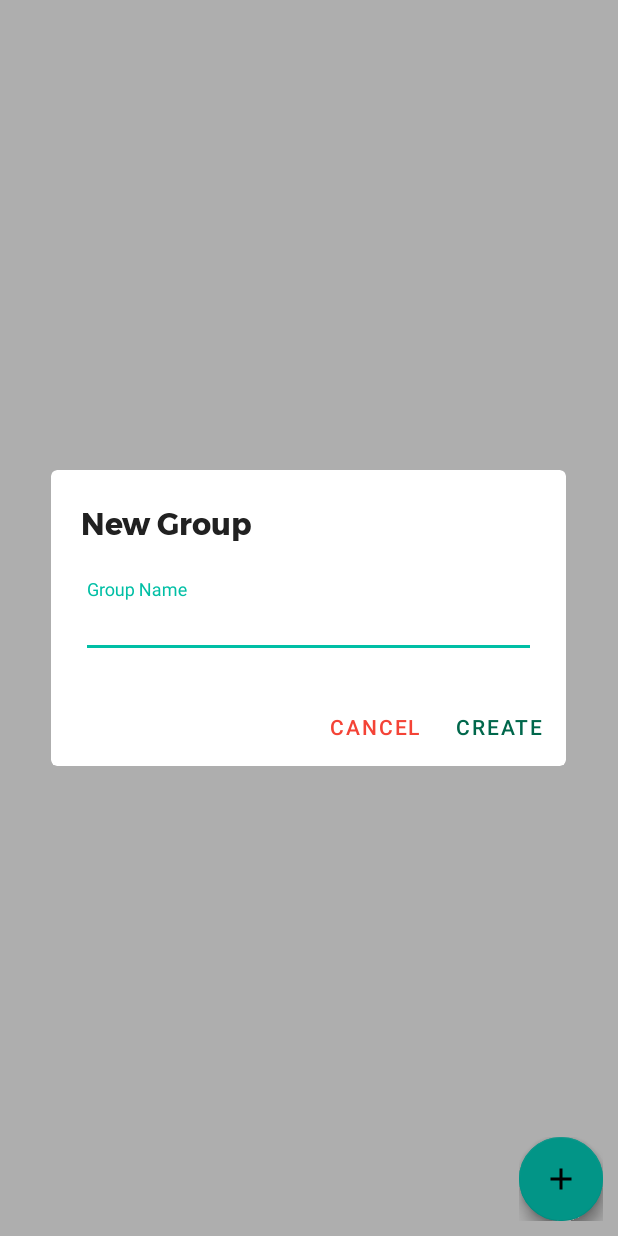
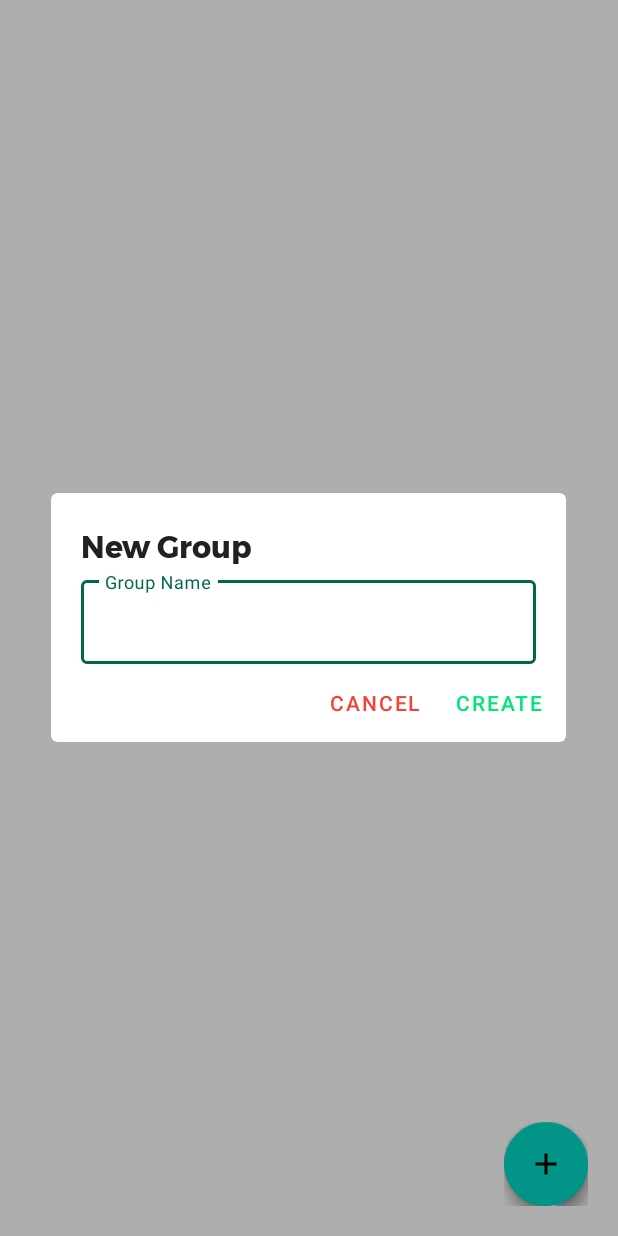
Before and after one commit to Ninkuk/Grocery-Radar, an Android app: the screen it shows after launch (MainActivity), after a tap on an icon or button, on a phone screen of 412 x 824 dp. Run offline under Robolectric (Android 15) with nearby library versions, the phone set to English and light mode, and no system bars; our stand-ins replace Firebase (no records; nobody signed in at launch, a user with empty details on screens opened directly); plain views replace FloatingActionButton, FloatingActionMenu.

Commit message:
Refactored and perfected the Grid layout of home page

```diff
--- a/app/src/main/java/tech/groceryradar/groceryradar/MainActivity.kt
+++ b/app/src/main/java/tech/groceryradar/groceryradar/MainActivity.kt
@@ -129,7 +129,7 @@ class MainActivity : AppCompatActivity() {
             negativeButton.setTextColor(Color.parseColor("#F44336"))
             val positiveButton = alert.getButton(DialogInterface.BUTTON_POSITIVE)
             positiveButton.setBackgroundResource(0)
-            positiveButton.setTextColor(Color.parseColor("#00674b"))
+            positiveButton.setTextColor(Color.parseColor("#00e676"))
         }
 
     }
--- a/app/src/main/res/layout/activity_main.xml
+++ b/app/src/main/res/layout/activity_main.xml
@@ -1,25 +1,19 @@
 <?xml version="1.0" encoding="utf-8"?>
-<androidx.constraintlayout.widget.ConstraintLayout xmlns:android="http://schemas.android.com/apk/res/android"
+<FrameLayout xmlns:android="http://schemas.android.com/apk/res/android"
     xmlns:app="http://schemas.android.com/apk/res-auto"
     xmlns:tools="http://schemas.android.com/tools"
     android:layout_width="match_parent"
     android:layout_height="match_parent"
     tools:context=".MainActivity">
 
-    <FrameLayout
-        android:id="@+id/frameLayout"
-        android:layout_width="match_parent"
-        android:layout_height="match_parent"
-        app:layout_constraintBottom_toBottomOf="parent"
-        app:layout_constraintEnd_toEndOf="parent"
-        app:layout_constraintStart_toStartOf="parent"
-        app:layout_constraintTop_toTopOf="parent">
-
     <androidx.recyclerview.widget.RecyclerView
         android:id="@+id/groupRecyclerView"
-            android:layout_marginStart="30dp"
         android:layout_width="match_parent"
-            android:layout_height="wrap_content">
+        android:layout_height="wrap_content"
+        android:layout_gravity="center_horizontal"
+        android:layout_margin="30dp"
+        android:background="#FFFFFF"
+        tools:listitem="@layout/group_cell">
 
     </androidx.recyclerview.widget.RecyclerView>
 
@@ -27,12 +21,14 @@
         android:layout_width="wrap_content"
         android:layout_height="wrap_content"
         android:layout_gravity="bottom|right"
+        android:layout_marginEnd="10dp"
+        android:layout_marginBottom="10dp"
+        android:padding="10dp"
         app:menu_colorNormal="@color/colorPrimary"
         app:menu_colorPressed="@color/teal"
         app:menu_colorRipple="@color/teal"
         app:menu_fab_label="New List"
-            tools:ignore="RtlHardcoded"
-            android:padding="10dp">
+        tools:ignore="RtlHardcoded">
 
         <com.github.clans.fab.FloatingActionButton
             android:id="@+id/joinListBtn"
@@ -58,5 +54,3 @@
     </com.github.clans.fab.FloatingActionMenu>
 
 </FrameLayout>
-
-</androidx.constraintlayout.widget.ConstraintLayout>
--- a/app/src/main/res/layout/new_group_dialog.xml
+++ b/app/src/main/res/layout/new_group_dialog.xml
@@ -19,19 +19,20 @@
             android:paddingTop="20dp"
             android:paddingEnd="20dp"
             android:text="@string/new_group"
+            android:textAlignment="textStart"
             android:textColor="#212121"
-            android:textAlignment="textStart"
             android:textSize="20sp" />
 
         <com.google.android.material.textfield.TextInputLayout
             android:id="@+id/GroupTextInputLayout"
-            style="@style/Widget.Design.TextInputLayout"
+            style="@style/Widget.MaterialComponents.TextInputLayout.OutlinedBox"
             android:layout_width="match_parent"
             android:layout_height="wrap_content"
             android:ems="10"
             android:hint="@string/group_name"
-            android:padding="20dp"
-            android:textColorHint="#99FFFFFF">
+            android:paddingStart="20dp"
+            android:paddingEnd="20dp"
+            android:textColorHint="#696969">
 
             <com.google.android.material.textfield.TextInputEditText
                 android:id="@+id/GroupTextView"
```
Also changed, not shown: app/src/main/res/layout/group_cell.xml (+5 -16 lines). Lines whose indentation alone changed are shown as unchanged.
